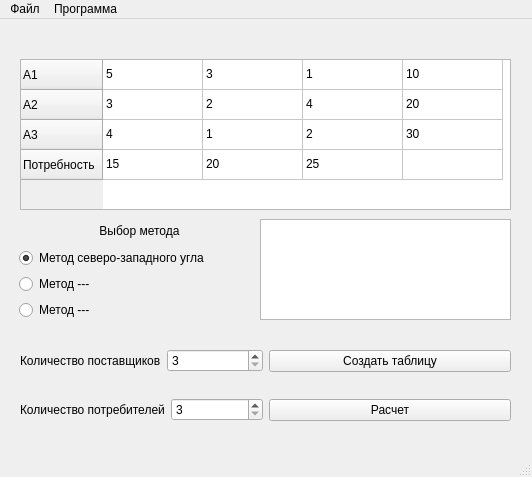
Qt form mainwindow.ui (pavelrd/TransportationProblem) before a commit.
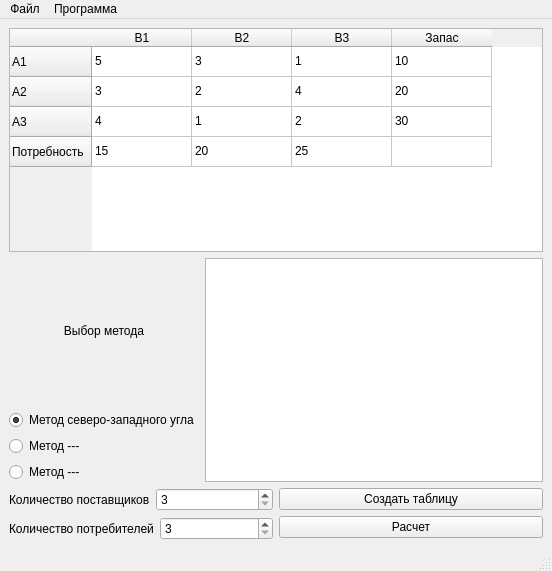
The same form after that commit.

Commit message:
Сделал следующее:
- Разбил код в методе calculate по отдельным методам.
- Сохранение размеров окна в отдельный файл
- Более подробный вывод отладочной информации
- Заполнение таблицы случайными значениями

The edit to the form file:
```diff
--- a/mainwindow.ui
+++ b/mainwindow.ui
@@ -6,23 +6,17 @@
    <rect>
     <x>0</x>
     <y>0</y>
-    <width>532</width>
-    <height>477</height>
+    <width>552</width>
+    <height>571</height>
    </rect>
   </property>
   <property name="windowTitle">
    <string>MainWindow</string>
   </property>
   <widget class="QWidget" name="centralwidget">
+   <layout class="QGridLayout" name="gridLayout">
+    <item row="0" column="0" colspan="2">
    <widget class="QTableWidget" name="tableWidget">
-    <property name="geometry">
-     <rect>
-      <x>20</x>
-      <y>40</y>
-      <width>491</width>
-      <height>151</height>
-     </rect>
-    </property>
     <property name="tabletTracking">
      <bool>false</bool>
     </property>
@@ -57,7 +51,7 @@
      <number>4</number>
     </property>
     <attribute name="horizontalHeaderVisible">
-     <bool>false</bool>
+       <bool>true</bool>
     </attribute>
     <attribute name="horizontalHeaderCascadingSectionResizes">
      <bool>false</bool>
@@ -222,15 +216,69 @@
      </property>
     </item>
    </widget>
-   <widget class="QWidget" name="horizontalLayoutWidget_3">
-    <property name="geometry">
-     <rect>
-      <x>20</x>
-      <y>310</y>
-      <width>491</width>
-      <height>114</height>
-     </rect>
-    </property>
+    </item>
+    <item row="1" column="0">
+     <layout class="QVBoxLayout" name="verticalLayout_5">
+      <item>
+       <layout class="QHBoxLayout" name="horizontalLayout_5">
+        <item>
+         <widget class="QLabel" name="label_3">
+          <property name="text">
+           <string>Выбор метода</string>
+          </property>
+          <property name="alignment">
+           <set>Qt::AlignCenter</set>
+          </property>
+         </widget>
+        </item>
+       </layout>
+      </item>
+      <item>
+       <widget class="QRadioButton" name="radioButton_northWestCorner">
+        <property name="text">
+         <string>Метод северо-западного угла</string>
+        </property>
+        <property name="checked">
+         <bool>true</bool>
+        </property>
+        <attribute name="buttonGroup">
+         <string notr="true">buttonGroup</string>
+        </attribute>
+       </widget>
+      </item>
+      <item>
+       <widget class="QRadioButton" name="radioButton_2">
+        <property name="text">
+         <string>Метод ---</string>
+        </property>
+        <attribute name="buttonGroup">
+         <string notr="true">buttonGroup</string>
+        </attribute>
+       </widget>
+      </item>
+      <item>
+       <widget class="QRadioButton" name="radioButton_3">
+        <property name="text">
+         <string>Метод ---</string>
+        </property>
+        <attribute name="buttonGroup">
+         <string notr="true">buttonGroup</string>
+        </attribute>
+       </widget>
+      </item>
+     </layout>
+    </item>
+    <item row="1" column="1">
+     <widget class="QPlainTextEdit" name="plainTextEdit_result">
+      <property name="enabled">
+       <bool>true</bool>
+      </property>
+      <property name="readOnly">
+       <bool>true</bool>
+      </property>
+     </widget>
+    </item>
+    <item row="2" column="0" colspan="2">
     <layout class="QHBoxLayout" name="horizontalLayout_3">
      <item>
       <layout class="QVBoxLayout" name="verticalLayout">
@@ -303,90 +351,16 @@
       </layout>
      </item>
     </layout>
-   </widget>
-   <widget class="QPlainTextEdit" name="plainTextEdit_result">
-    <property name="enabled">
-     <bool>true</bool>
-    </property>
-    <property name="geometry">
-     <rect>
-      <x>260</x>
-      <y>200</y>
-      <width>251</width>
-      <height>101</height>
-     </rect>
-    </property>
-    <property name="readOnly">
-     <bool>true</bool>
-    </property>
-   </widget>
-   <widget class="QWidget" name="verticalLayoutWidget_2">
-    <property name="geometry">
-     <rect>
-      <x>19</x>
-      <y>200</y>
-      <width>241</width>
-      <height>101</height>
-     </rect>
-    </property>
-    <layout class="QVBoxLayout" name="verticalLayout_5">
-     <item>
-      <layout class="QHBoxLayout" name="horizontalLayout_5">
-       <item>
-        <widget class="QLabel" name="label_3">
-         <property name="text">
-          <string>Выбор метода</string>
-         </property>
-         <property name="alignment">
-          <set>Qt::AlignCenter</set>
-         </property>
-        </widget>
-       </item>
-      </layout>
-     </item>
-     <item>
-      <widget class="QRadioButton" name="radioButton_northWestCorner">
-       <property name="text">
-        <string>Метод северо-западного угла</string>
-       </property>
-       <property name="checked">
-        <bool>true</bool>
-       </property>
-       <attribute name="buttonGroup">
-        <string notr="true">buttonGroup</string>
-       </attribute>
-      </widget>
-     </item>
-     <item>
-      <widget class="QRadioButton" name="radioButton_2">
-       <property name="text">
-        <string>Метод ---</string>
-       </property>
-       <attribute name="buttonGroup">
-        <string notr="true">buttonGroup</string>
-       </attribute>
-      </widget>
-     </item>
-     <item>
-      <widget class="QRadioButton" name="radioButton_3">
-       <property name="text">
-        <string>Метод ---</string>
-       </property>
-       <attribute name="buttonGroup">
-        <string notr="true">buttonGroup</string>
-       </attribute>
-      </widget>
-     </item>
-    </layout>
-   </widget>
+    </item>
+   </layout>
   </widget>
   <widget class="QMenuBar" name="menubar">
    <property name="geometry">
     <rect>
      <x>0</x>
      <y>0</y>
-     <width>532</width>
-     <height>22</height>
+     <width>552</width>
+     <height>26</height>
     </rect>
    </property>
    <widget class="QMenu" name="menu">
```
Left out of the diff: 2 changed lines with no effect on the pictures. Lines whose indentation alone changed are shown as unchanged. The commit also changes 2 other files.
